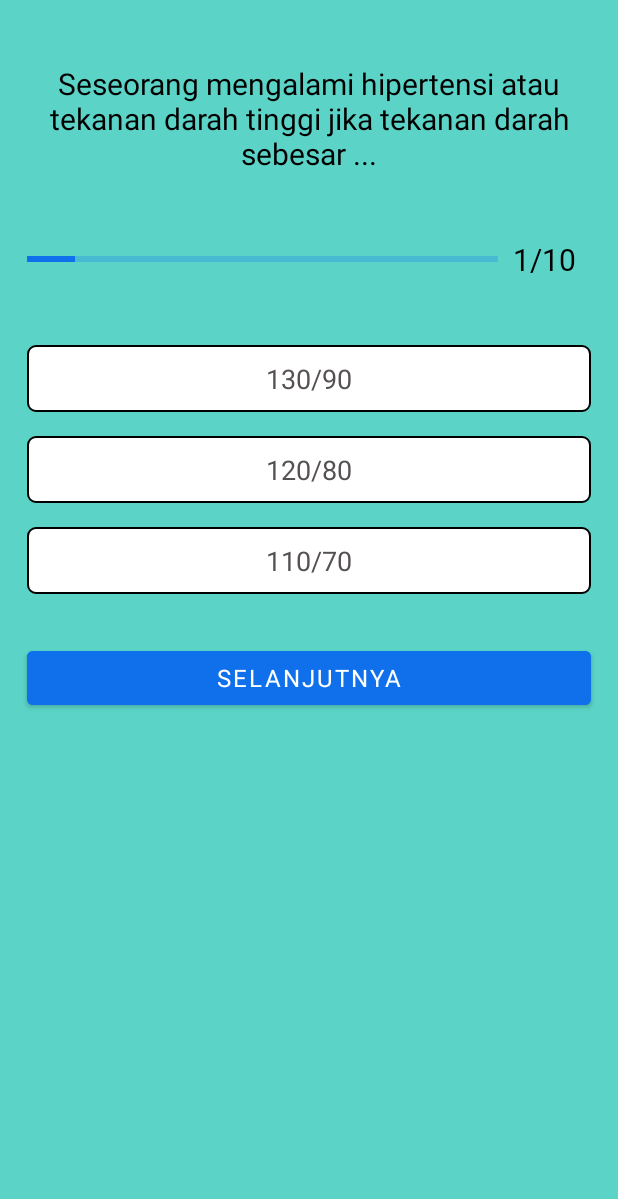
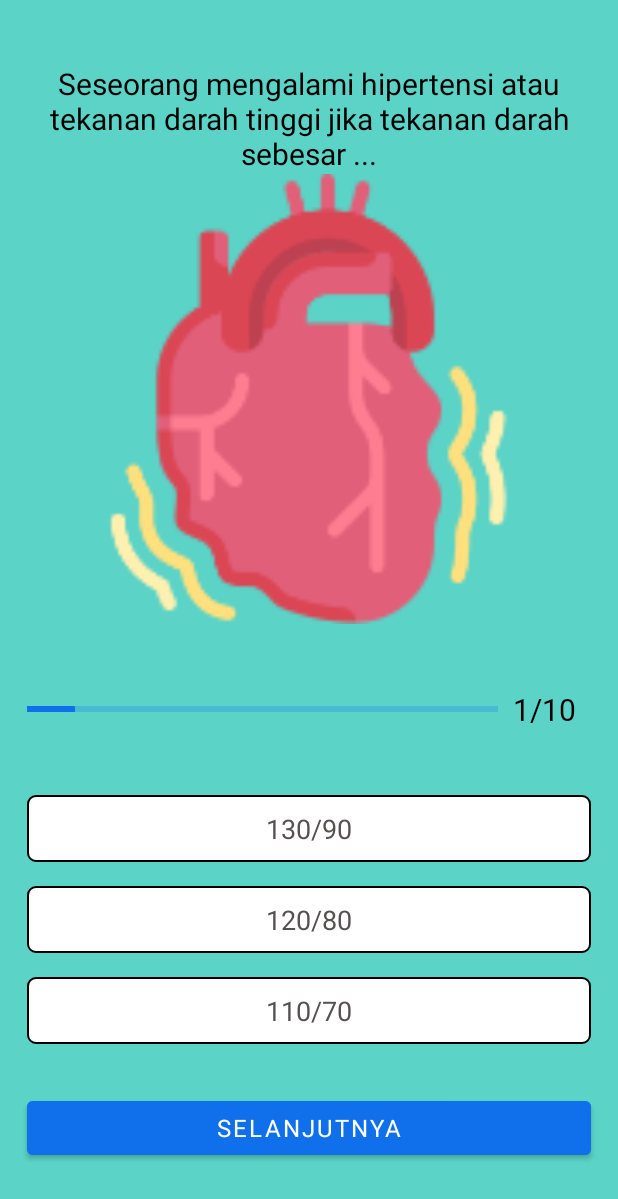
Before and after one commit to gustiRanda/Edu.DASH, an Android app: the QuizActivity screen opened directly, with no data from a screen before it, on a phone screen of 412 x 824 dp. Shown: the top 1199 px of the screen. Run offline under Robolectric (Android 15) with nearby library versions, the phone set to English and light mode, and no system bars; Roboto replaces fonts that are not available here.

Commit message:
renaming some Class, Adapter, DataClass, and Activity. Adding photo to QuizActivity.kt

```diff
--- a/app/src/main/AndroidManifest.xml
+++ b/app/src/main/AndroidManifest.xml
@@ -13,7 +13,7 @@
         <activity android:name=".HomeActivity" />
         <activity android:name=".DetailActivity" />
         <activity android:name=".IndeksMassaTubuhActivity" />
-        <activity android:name=".MateriActivity" />
+        <activity android:name=".MateriHipertensiActivity" />
         <activity android:name=".QuizActivity" />
         <activity android:name=".ResultActivity" />
         <activity android:name=".SplashScreenActivity">
--- a/app/src/main/java/com/gmind/edudash/DetailActivity.kt
+++ b/app/src/main/java/com/gmind/edudash/DetailActivity.kt
@@ -3,7 +3,6 @@ package com.gmind.edudash
 import android.content.Intent
 import androidx.appcompat.app.AppCompatActivity
 import android.os.Bundle
-import android.view.View
 import com.bumptech.glide.Glide
 import com.gmind.edudash.databinding.ActivityDetailBinding
 
@@ -20,7 +19,7 @@ class DetailActivity : AppCompatActivity() {
         activityDetailBinding = ActivityDetailBinding.inflate(layoutInflater)
         setContentView(activityDetailBinding.root)
 
-        val hipertensi = intent.getParcelableExtra<Hipertensi>(EXTRA_HIPERTENSI)
+        val hipertensi = intent.getParcelableExtra<MateriHipertensi>(EXTRA_HIPERTENSI)
 
         Glide.with(this)
             .load(hipertensi?.contentAsset)
@@ -54,7 +53,7 @@ class DetailActivity : AppCompatActivity() {
 //        activityDetailBinding.tvDetailContent5.text = hipertensi?.contentDeskripsi
 
         activityDetailBinding.tvBack.setOnClickListener {
-            val intent = Intent(this, MateriActivity::class.java)
+            val intent = Intent(this, MateriHipertensiActivity::class.java)
             startActivity(intent)
             finishAffinity()
         }
--- a/app/src/main/java/com/gmind/edudash/DietDashActivity.kt
+++ b/app/src/main/java/com/gmind/edudash/DietDashActivity.kt
@@ -41,7 +41,7 @@ class DietDashActivity : AppCompatActivity() {
         activityDietDashBinding = ActivityDietDashBinding.inflate(layoutInflater)
         setContentView(activityDietDashBinding.root)
 
-        val hipertensi = intent.getParcelableExtra<Hipertensi>(DetailActivity.EXTRA_HIPERTENSI)
+        val hipertensi = intent.getParcelableExtra<MateriHipertensi>(DetailActivity.EXTRA_HIPERTENSI)
 
         Glide.with(this)
             .load(hipertensi?.contentAsset)
@@ -122,7 +122,7 @@ class DietDashActivity : AppCompatActivity() {
 
 
         activityDietDashBinding.tvBack.setOnClickListener {
-            val intent = Intent(this, MateriActivity::class.java)
+            val intent = Intent(this, MateriHipertensiActivity::class.java)
             startActivity(intent)
             finishAffinity()
         }
--- a/app/src/main/java/com/gmind/edudash/HomeActivity.kt
+++ b/app/src/main/java/com/gmind/edudash/HomeActivity.kt
@@ -20,7 +20,7 @@ class HomeActivity : AppCompatActivity() {
         setContentView(activityHomeBinding.root)
 
         activityHomeBinding.materi.setOnClickListener {
-            val intent = Intent(this, MateriActivity::class.java)
+            val intent = Intent(this, MateriHipertensiActivity::class.java)
             startActivity(intent)
         }
 
--- a/app/src/main/java/com/gmind/edudash/Hipertensi.kt
+++ b/app/src/main/java/com/gmind/edudash/MateriHipertensi.kt
@@ -4,7 +4,7 @@ import android.os.Parcelable
 import kotlinx.parcelize.Parcelize
 
 @Parcelize
-data class Hipertensi (
+data class MateriHipertensi (
     var contentJudul : String = "",
     var contentDeskripsi : String = "",
     var contentDeskripsi2 : String = "",
--- a/app/src/main/java/com/gmind/edudash/Quiz.kt
+++ b/app/src/main/java/com/gmind/edudash/Quiz.kt
@@ -3,6 +3,7 @@ package com.gmind.edudash
 data class Quiz (
         var id:  Int = 0,
         var soal : String = "",
+        var soalPhoto : Int = 0,
 
         var opsi1 : String = "",
         var opsi2 : String = "",
--- a/app/src/main/java/com/gmind/edudash/QuizActivity.kt
+++ b/app/src/main/java/com/gmind/edudash/QuizActivity.kt
@@ -8,6 +8,7 @@ import androidx.appcompat.app.AppCompatActivity
 import android.os.Bundle
 import android.widget.TextView
 import androidx.core.content.ContextCompat
+import com.bumptech.glide.Glide
 import com.gmind.edudash.databinding.ActivityQuizBinding
 
 class QuizActivity : AppCompatActivity() {
@@ -151,6 +152,12 @@ class QuizActivity : AppCompatActivity() {
         //color
         activityQuizBinding.progressBar.progressDrawable.setColorFilter(resources.getColor(R.color.light_blue), PorterDuff.Mode.SRC_IN)
 
+//        activityQuizBinding.ivSoal.drawable = soal.soalPhoto
+
+        Glide.with(this)
+                .load(soal.soalPhoto)
+                .into(activityQuizBinding.ivSoal)
+
         activityQuizBinding.tvNoSoal.text = "${currentPosition}" + "/" + "${soalList!!.size}"
 
         activityQuizBinding.tvSoal.text = soal.soal
--- a/app/src/main/java/com/gmind/edudash/QuizData.kt
+++ b/app/src/main/java/com/gmind/edudash/QuizData.kt
@@ -10,6 +10,7 @@ object QuizData {
         val soal1 = Quiz(
                 1,
                 "Seseorang mengalami hipertensi atau tekanan darah tinggi jika tekanan darah sebesar ...",
+                R.drawable.dampak,
                 "130/90",
                 "120/80",
                 "110/70",
@@ -19,6 +20,7 @@ object QuizData {
         val soal2 = Quiz(
                 2,
                 "Penyebab yang dapat dikendalikan terjadinya hipertensi antara lain, kecuali …",
+                R.drawable.dampak,
                 "Kebiasaan merokok",
                 "Obesitas atau kegemukan",
                 "Jenis Kelamin",
@@ -28,6 +30,7 @@ object QuizData {
         val soal3 = Quiz(
                 3,
                 "Pola makan yang dianjurkan untuk penderita hipertensi adalah ..",
+                R.drawable.dampak,
 
             "Diet DASH",
             "Diet tinggi lemak",
@@ -38,6 +41,7 @@ object QuizData {
         val soal4 = Quiz(
                 4,
                 "Dibawah ini merupakan prinsip diet DASH kecuali..",
+                R.drawable.dampak,
 
             "Konsumsi rendah natrium (makanan yang diawetkan)",
                     "Konsumsi tinggi serat (buah dan sayur)",
@@ -49,6 +53,7 @@ object QuizData {
         val soal5 = Quiz(
                 5,
                 "Dibawah ini kelompok makanan yang tinggi natrium adalah ",
+                R.drawable.dampak,
 
            "Kornet, sosis, ikan asin, abon",
                   " Pisang, melon, semangka",
@@ -60,6 +65,7 @@ object QuizData {
         val soal6 = Quiz(
                 6,
                 "Dibawah ini kelompok bumbu yang harus dibatasi penggunaanya adalah  ",
+                R.drawable.dampak,
 
            "Bawang putih, bawang merah, cabe",
                    "Jahe, kunyit",
@@ -72,6 +78,7 @@ object QuizData {
         val soal7 = Quiz(
                 7,
                 "Kulit ayam merupakan makanan sumber … ",
+                R.drawable.dampak,
 
            "Serat",
                   "Vitamin",
@@ -83,6 +90,7 @@ object QuizData {
         val soal8 = Quiz(
                 8,
                 "Manfaat menerapkan diet DASH, kecuali… ",
+                R.drawable.dampak,
 
             "Meningkatkan tekanan darah",
                     "Menurunkan tekanan darah",
@@ -95,6 +103,7 @@ object QuizData {
         val soal9 = Quiz(
                 9,
                 "Dalam sehari mengonsumsi buah dan sayur sesuai anjuran diet DASH sebanyak ...",
+                R.drawable.dampak,
 
            "1 porsi",
                   "3 porsi",
@@ -106,6 +115,7 @@ object QuizData {
         val soal10 = Quiz(
                 10,
                 "Tahu, tempe, dan kacang-kacangan merupakan kelompok sumber makanan ...",
+                R.drawable.dampak,
 
            "Protein nabati",
                   "Protein hewani",
--- a/app/src/main/res/layout/activity_materi.xml
+++ b/app/src/main/res/layout/activity_materi.xml
@@ -4,7 +4,7 @@
     xmlns:tools="http://schemas.android.com/tools"
     android:layout_width="match_parent"
     android:layout_height="match_parent"
-    tools:context=".MateriActivity"
+    tools:context=".MateriHipertensiActivity"
     android:background="@color/white"
     >
 
--- a/app/src/main/res/layout/activity_quiz.xml
+++ b/app/src/main/res/layout/activity_quiz.xml
@@ -1,12 +1,17 @@
 <?xml version="1.0" encoding="utf-8"?>
-<androidx.constraintlayout.widget.ConstraintLayout xmlns:android="http://schemas.android.com/apk/res/android"
+<ScrollView xmlns:android="http://schemas.android.com/apk/res/android"
     xmlns:app="http://schemas.android.com/apk/res-auto"
     xmlns:tools="http://schemas.android.com/tools"
     android:layout_width="match_parent"
     android:layout_height="match_parent"
-    android:padding="10dp"
+
     tools:context=".QuizActivity"
     android:background="@color/light_green">
+
+    <androidx.constraintlayout.widget.ConstraintLayout
+        android:padding="10dp"
+        android:layout_width="match_parent"
+        android:layout_height="wrap_content">
 
         <TextView
             android:id="@+id/tv_soal"
@@ -16,13 +21,21 @@
             android:layout_marginTop="32dp"
             android:layout_marginEnd="8dp"
             android:gravity="center"
-        tools:text="Soal 1"
+            tools:text="Seseorang mengalami hipertensi atau tekanan darah tinggi jika tekanan darah sebesar ..."
             android:textColor="@color/black"
             android:textSize="20sp"
             android:fontFamily="@font/roboto_bold"
             app:layout_constraintEnd_toEndOf="parent"
             app:layout_constraintStart_toStartOf="parent"
             app:layout_constraintTop_toTopOf="parent" />
+
+        <ImageView
+            android:id="@+id/iv_soal"
+            android:layout_width="300dp"
+            android:layout_height="300dp"
+            app:layout_constraintEnd_toEndOf="parent"
+            app:layout_constraintStart_toStartOf="parent"
+            app:layout_constraintTop_toBottomOf="@id/tv_soal"/>
 
         <LinearLayout
             android:id="@+id/frame"
@@ -35,7 +48,7 @@
             android:orientation="horizontal"
             app:layout_constraintEnd_toEndOf="parent"
             app:layout_constraintStart_toStartOf="parent"
-        app:layout_constraintTop_toBottomOf="@id/tv_soal">
+            app:layout_constraintTop_toBottomOf="@id/iv_soal">
 
             <ProgressBar
                 android:id="@+id/progress_bar"
@@ -126,5 +139,8 @@
             app:layout_constraintEnd_toEndOf="parent"
             app:layout_constraintStart_toStartOf="parent"
             app:layout_constraintTop_toBottomOf="@+id/tv_opsi_3" />
+    </androidx.constraintlayout.widget.ConstraintLayout>
 
-</androidx.constraintlayout.widget.ConstraintLayout>
+
+
+</ScrollView>
```
Also changed, not shown: app/src/main/java/com/gmind/edudash/MateriHipertensiActivity.kt (renamed from app/src/main/java/com/gmind/edudash/MateriActivity.kt, +13 -16 lines), app/src/main/java/com/gmind/edudash/MateriHipertensiAdapter.kt (renamed from app/src/main/java/com/gmind/edudash/ListItemAdapter.kt, +4 -4 lines), app/src/main/java/com/gmind/edudash/MateriHipertensiData.kt (renamed from app/src/main/java/com/gmind/edudash/HipertensiData.kt, +16 -16 lines). Lines whose indentation alone changed are shown as unchanged.
